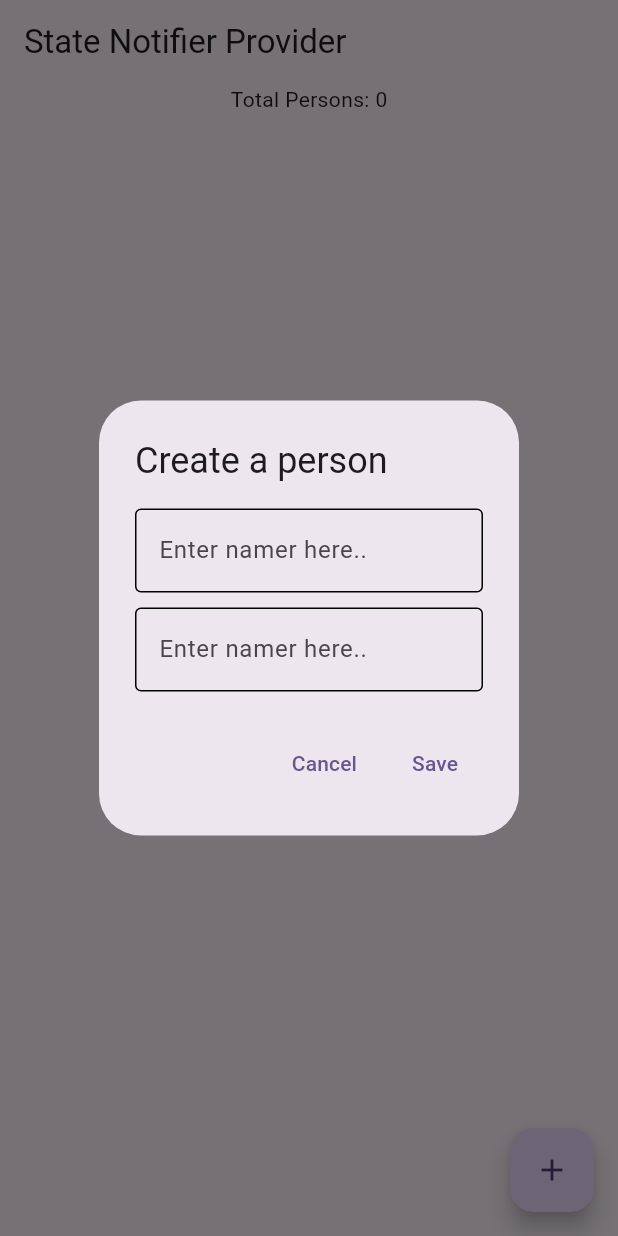
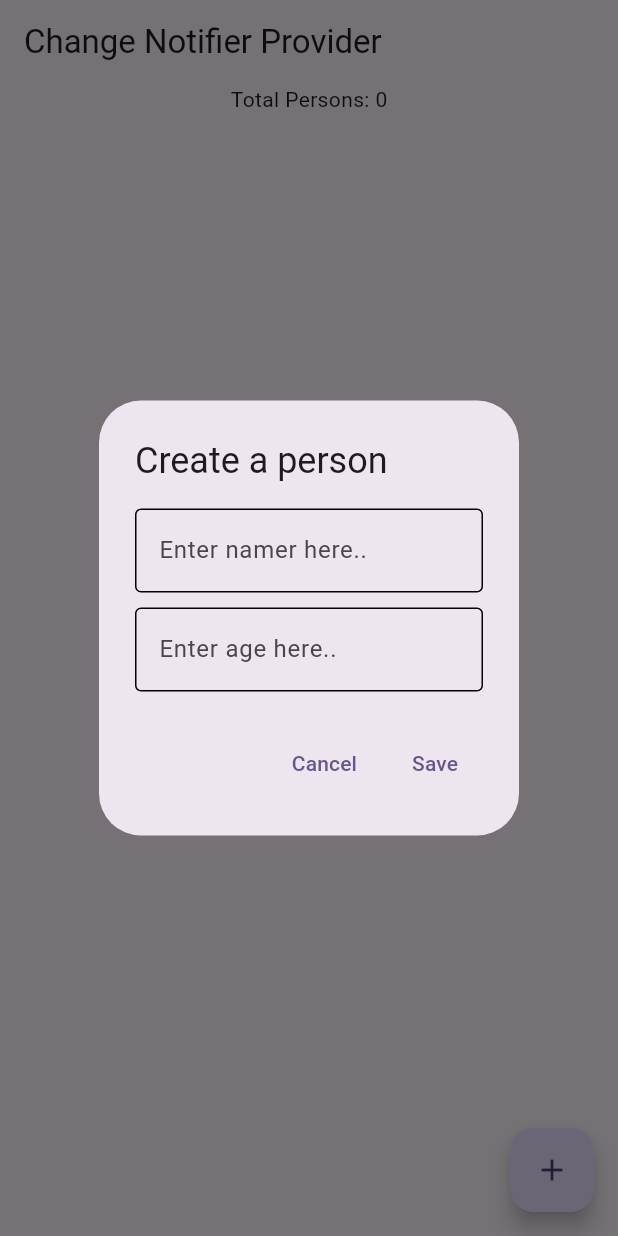
Before and after one commit to gaurishankar007/Flutter-State-Management, a Flutter app: the PersonChangeNotifierProviderPage screen opened by its route, after a tap on the "add" icon, on a phone screen of 412 x 824 dp. Run offline on Flutter 3.47's test engine with Material 3 defaults, Android fonts, the phone set to English and light mode, and no system bars; our stand-ins replace flutter_bloc, flutter_hooks, flutter_riverpod, go_router, rxdart.

Commit message:
refactor: riverpod change notifier app bar title

```diff
--- a/lib/riverpod/all_providers.dart
+++ b/lib/riverpod/all_providers.dart
@@ -1,4 +1,5 @@
 import 'package:flutter_riverpod/flutter_riverpod.dart';
+
 import 'notifier/film_state_notifier.dart';
 import 'notifier/person_change_notifier.dart';
 import 'repository/repository.dart';
--- a/lib/riverpod/pages/person_change_notifier_provider_page.dart
+++ b/lib/riverpod/pages/person_change_notifier_provider_page.dart
@@ -15,7 +15,7 @@ class PersonChangeNotifierProviderPage extends ConsumerWidget {
   @override
   Widget build(BuildContext context, WidgetRef ref) {
     return Scaffold(
-      appBar: AppBar(title: const Text("State Notifier Provider")),
+      appBar: AppBar(title: const Text("Change Notifier Provider")),
       body: SafeArea(
         child: Column(
           children: [
@@ -94,7 +94,7 @@ class PersonChangeNotifierProviderPage extends ConsumerWidget {
               TextFormField(
                 controller: ageController,
                 decoration: const InputDecoration(
-                  label: Text("Enter namer here.."),
+                  label: Text("Enter age here.."),
                   enabledBorder: OutlineInputBorder(),
                   focusedBorder: OutlineInputBorder(),
                 ),
```
